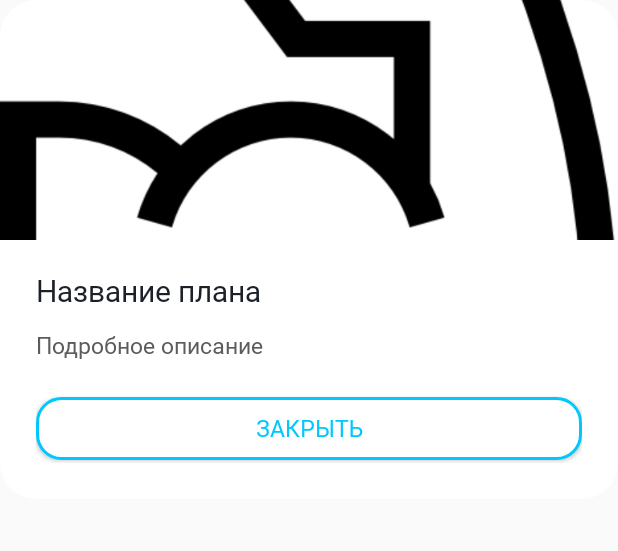
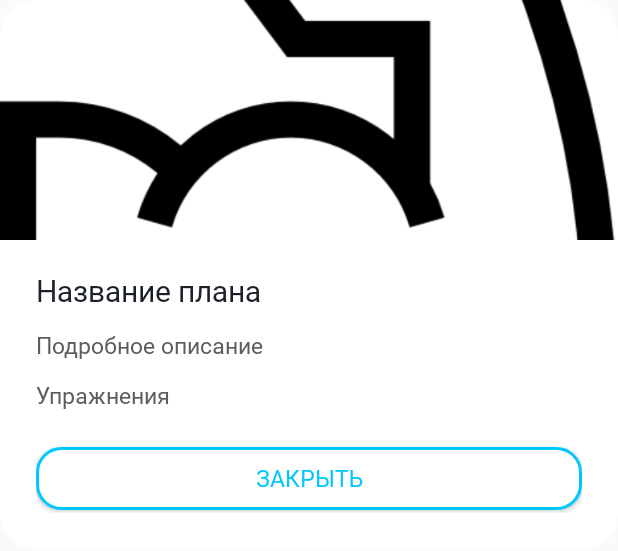
Before and after one commit to FarMag/Pulse, an Android app built with Jetpack Compose: the layout dialog_training_plan_details.xml on its own in the app's theme, with its tools: preview values and no code run, on a phone screen of 412 x 824 dp. Shown: the top 551 px of the screen. Run offline under Robolectric (Android 15) with nearby library versions, the phone set to English and light mode, and no system bars.

```diff
--- a/app/src/main/java/com/example/vkr_pulse/ProfileFragment.kt
+++ b/app/src/main/java/com/example/vkr_pulse/ProfileFragment.kt
@@ -454,7 +454,7 @@
         nameTextView?.text = jsonResponse.optString("username", defaultUsername)
 
         // Получение почты
-        nameTextEmail?.text = jsonResponse.optString("email", defaultEmail)
+        nameTextEmail?.text = "Почта: ${jsonResponse.optString("email", defaultEmail)}"
 
         // Обработка значения роста
         val height = jsonResponse.optString("height", defaultHeight)
--- a/app/src/main/res/layout/dialog_training_plan_details.xml
+++ b/app/src/main/res/layout/dialog_training_plan_details.xml
@@ -50,6 +50,17 @@
             android:fontFamily="@font/lato"
             />
 
+        <TextView
+            android:id="@+id/planDetailsExercises"
+            android:layout_width="wrap_content"
+            android:layout_height="wrap_content"
+            android:text="Упражнения"
+            android:textSize="15sp"
+            android:textColor="#5C5C5C"
+            android:layout_marginTop="12dp"
+            android:fontFamily="@font/lato"
+            />
+
         <Button
             android:id="@+id/closePlanDetailsButton"
             android:layout_width="match_parent"
```
Also changed, not shown: app/src/main/java/com/example/vkr_pulse/HomeFragment.kt (+6 -4 lines), app/src/main/java/com/example/vkr_pulse/TrainingPlansFragment.kt (+19 -16 lines), app/src/main/res/layout/item_training_plan.xml (+9 -0 lines), 1 other file.
